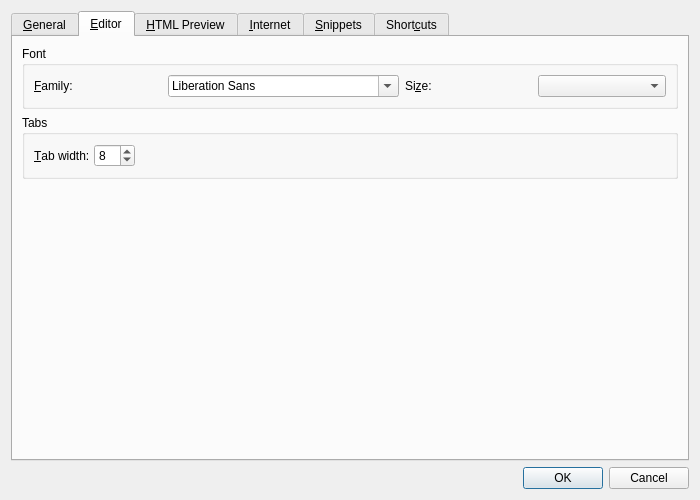
Qt form app/optionsdialog.ui (cloose/CuteMarkEd) before a commit.
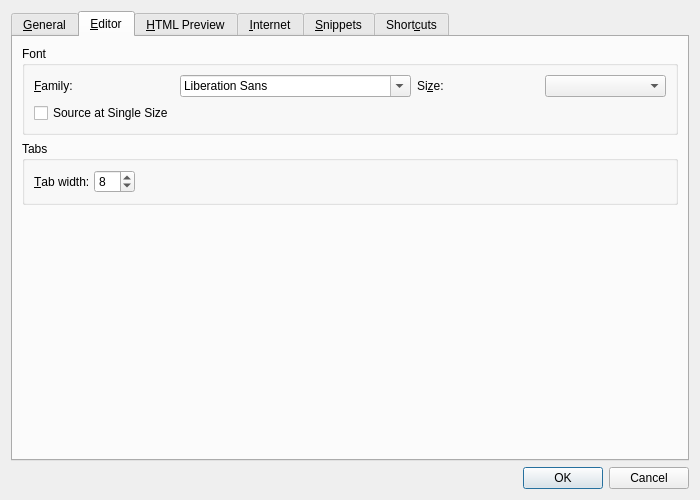
The same form after that commit. The open tabs and pages were chosen to show the change.

```diff
--- a/app/optionsdialog.ui
+++ b/app/optionsdialog.ui
@@ -87,21 +87,11 @@
          <property name="title">
           <string>Font</string>
          </property>
-         <layout class="QHBoxLayout" name="horizontalLayout">
-          <item>
-           <widget class="QLabel" name="familyLabel">
-            <property name="text">
-             <string>&amp;Family:</string>
-            </property>
-            <property name="buddy">
-             <cstring>fontComboBox</cstring>
-            </property>
-           </widget>
-          </item>
-          <item>
+         <layout class="QGridLayout" name="gridLayout_3">
+          <item row="0" column="1">
            <widget class="QFontComboBox" name="fontComboBox"/>
           </item>
-          <item>
+          <item row="0" column="2">
            <widget class="QLabel" name="sizeLabel">
             <property name="text">
              <string>Si&amp;ze:</string>
@@ -111,9 +101,26 @@
             </property>
            </widget>
           </item>
-          <item>
+          <item row="0" column="3">
            <widget class="QComboBox" name="sizeComboBox"/>
           </item>
+          <item row="0" column="0">
+           <widget class="QLabel" name="familyLabel">
+            <property name="text">
+             <string>&amp;Family:</string>
+            </property>
+            <property name="buddy">
+             <cstring>fontComboBox</cstring>
+            </property>
+           </widget>
+          </item>
+          <item row="1" column="0">
+           <widget class="QCheckBox" name="sourceSingleSizedCheckBox">
+            <property name="text">
+             <string>Source at Single Size</string>
+            </property>
+           </widget>
+          </item>
          </layout>
         </widget>
        </item>
```
